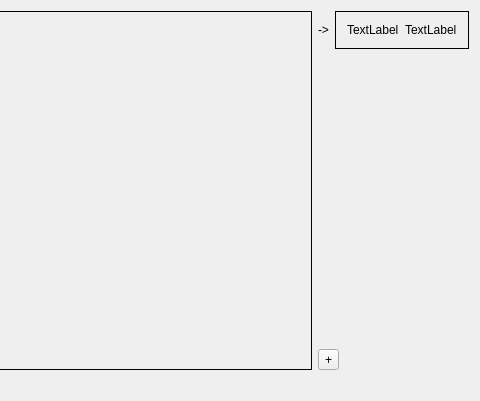
Above: dataimportcolumnmappingwidget.ui from TecStylos/MMJODB before the change; both pictures show x 425 to 905 and y 0 to 401 of the 905 by 401 pixel window. Below: the same form after it.
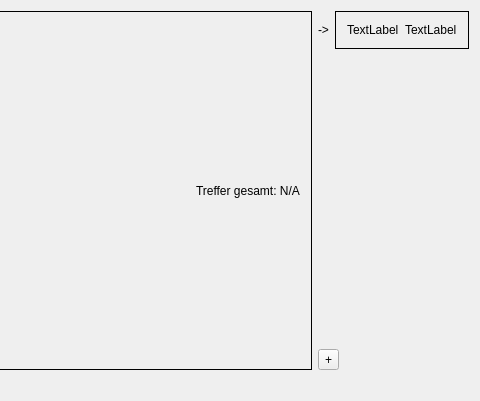
That is the form after the change.

Commit message: Partially implemented cell formatting in column mapping (data import)

```diff
--- a/dataimportcolumnmappingwidget.ui
+++ b/dataimportcolumnmappingwidget.ui
@@ -66,6 +66,30 @@
             <item row="0" column="0">
              <layout class="QVBoxLayout" name="layoutFilters"/>
             </item>
+            <item row="1" column="0">
+             <layout class="QHBoxLayout" name="horizontalLayout_3">
+              <item>
+               <spacer name="horizontalSpacer_2">
+                <property name="orientation">
+                 <enum>Qt::Orientation::Horizontal</enum>
+                </property>
+                <property name="sizeHint" stdset="0">
+                 <size>
+                  <width>40</width>
+                  <height>20</height>
+                 </size>
+                </property>
+               </spacer>
+              </item>
+              <item>
+               <widget class="QLabel" name="labelFilterResults">
+                <property name="text">
+                 <string>Treffer gesamt: N/A</string>
+                </property>
+               </widget>
+              </item>
+             </layout>
+            </item>
            </layout>
           </widget>
          </item>
```
The commit also changes 13 other files.
